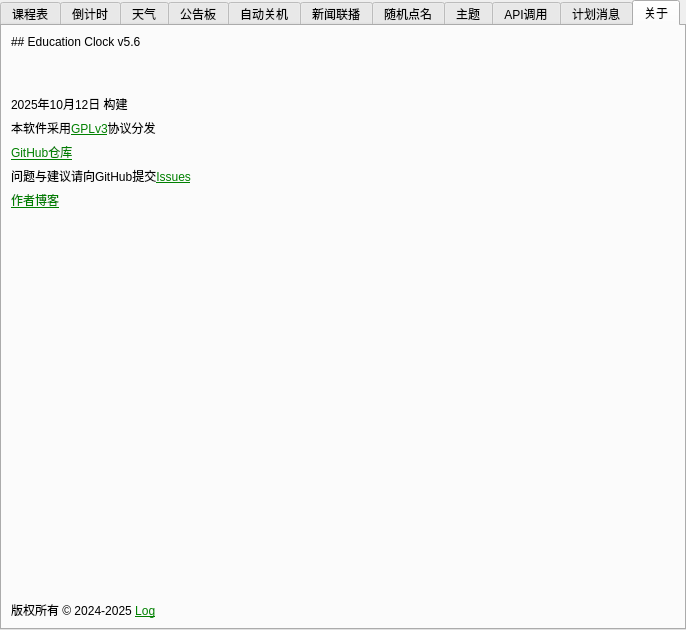
Old version of the form ui/setting.ui in the repository Return-Log/Education-Clock.
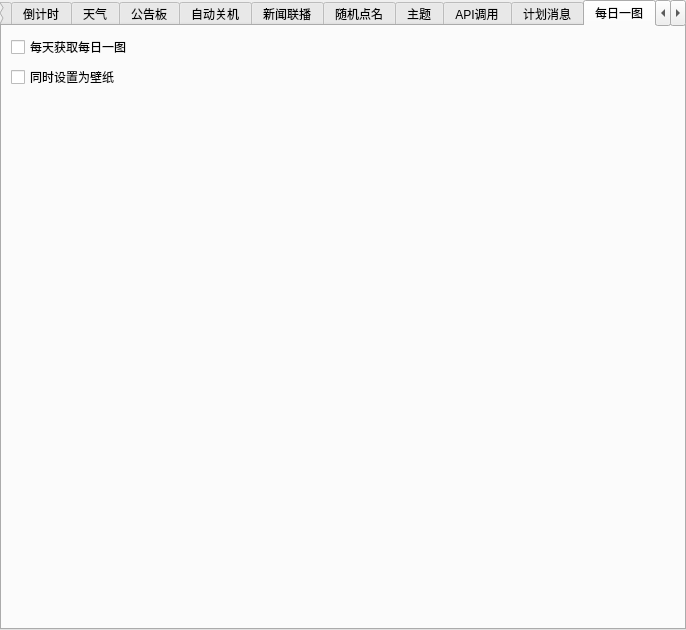
New version of the form. The open tabs and pages were chosen to show the change. Icons and pictures are not drawn.

Commit message: v5.7 添加必应壁纸模块

Diff of the .ui file:
```diff
--- a/ui/setting.ui
+++ b/ui/setting.ui
@@ -792,6 +792,43 @@
        </item>
       </layout>
      </widget>
+     <widget class="QWidget" name="tab_19">
+      <attribute name="title">
+       <string>每日一图</string>
+      </attribute>
+      <layout class="QVBoxLayout" name="verticalLayout">
+       <item>
+        <widget class="QCheckBox" name="checkBox">
+         <property name="text">
+          <string>每天获取每日一图</string>
+         </property>
+         <property name="tristate">
+          <bool>false</bool>
+         </property>
+        </widget>
+       </item>
+       <item>
+        <widget class="QCheckBox" name="checkBox_2">
+         <property name="text">
+          <string>同时设置为壁纸</string>
+         </property>
+        </widget>
+       </item>
+       <item>
+        <spacer name="verticalSpacer_10">
+         <property name="orientation">
+          <enum>Qt::Vertical</enum>
+         </property>
+         <property name="sizeHint" stdset="0">
+          <size>
+           <width>20</width>
+           <height>40</height>
+          </size>
+         </property>
+        </spacer>
+       </item>
+      </layout>
+     </widget>
      <widget class="QWidget" name="tab_6">
       <property name="minimumSize">
        <size>
@@ -806,7 +843,7 @@
        <item row="0" column="1" colspan="3">
         <widget class="QLabel" name="label_32">
          <property name="text">
-          <string>## Education Clock v5.6</string>
+          <string>## Education Clock v5.7</string>
          </property>
          <property name="textFormat">
           <enum>Qt::MarkdownText</enum>
@@ -904,7 +941,7 @@
        <item row="2" column="1" colspan="3">
         <widget class="QLabel" name="label_33">
          <property name="text">
-          <string>2025年10月12日 构建</string>
+          <string>2025年12月21日 构建</string>
          </property>
         </widget>
        </item>
```
Left out of the diff: 2 changed lines with no effect on the pictures. The commit also changes 4 other files.
